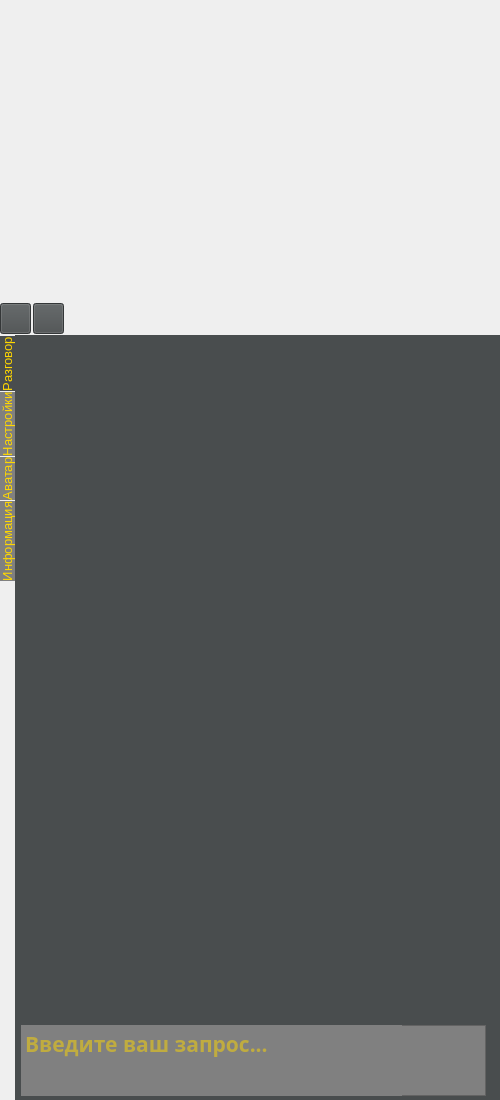
Above: src/ui/design.ui from Lilith0x/FQW before the change. Below: the same form after it.
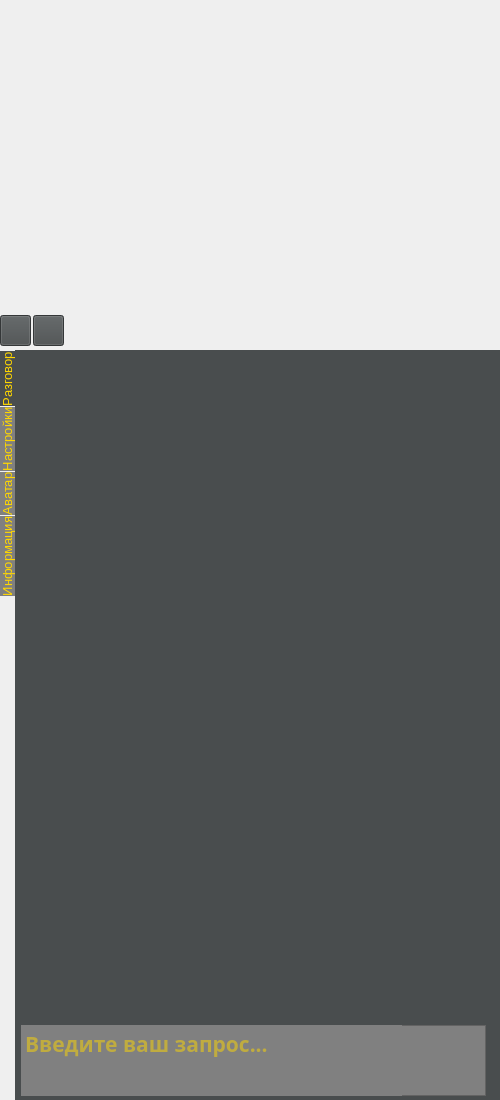
That is the form after the change. The open tabs and pages were chosen to show the change. Icons and pictures are not drawn.

Commit message: Конченный дизайнeeee2

Patch:
```diff
--- a/src/ui/design.ui
+++ b/src/ui/design.ui
@@ -101,9 +101,9 @@
     <property name="geometry">
      <rect>
       <x>0</x>
-      <y>335</y>
+      <y>350</y>
       <width>500</width>
-      <height>766</height>
+      <height>751</height>
      </rect>
     </property>
     <property name="font">
@@ -164,7 +164,7 @@
      <enum>QTabWidget::Rounded</enum>
     </property>
     <property name="currentIndex">
-     <number>0</number>
+     <number>2</number>
     </property>
     <property name="elideMode">
      <enum>Qt::ElideNone</enum>
@@ -205,7 +205,7 @@
         <x>6</x>
         <y>15</y>
         <width>455</width>
-        <height>661</height>
+        <height>651</height>
        </rect>
       </property>
       <property name="font">
@@ -229,7 +229,7 @@
       <property name="geometry">
        <rect>
         <x>6</x>
-        <y>690</y>
+        <y>675</y>
         <width>465</width>
         <height>71</height>
        </rect>
@@ -341,7 +341,7 @@
       <widget class="QPushButton" name="pushButton">
        <property name="geometry">
         <rect>
-         <x>420</x>
+         <x>380</x>
          <y>0</y>
          <width>43</width>
          <height>70</height>
@@ -395,7 +395,7 @@
        </property>
        <property name="geometry">
         <rect>
-         <x>380</x>
+         <x>425</x>
          <y>0</y>
          <width>41</width>
          <height>71</height>
@@ -476,9 +476,9 @@
      <widget class="QLabel" name="label_5">
       <property name="geometry">
        <rect>
-        <x>90</x>
+        <x>20</x>
         <y>30</y>
-        <width>301</width>
+        <width>441</width>
         <height>31</height>
        </rect>
       </property>
@@ -708,7 +708,7 @@
       <property name="iconSize">
        <size>
         <width>211</width>
-        <height>231</height>
+        <height>251</height>
        </size>
       </property>
       <property name="flat">
@@ -737,7 +737,7 @@
       <property name="iconSize">
        <size>
         <width>211</width>
-        <height>231</height>
+        <height>251</height>
        </size>
       </property>
       <property name="flat">
@@ -864,7 +864,7 @@
     <property name="geometry">
      <rect>
       <x>0</x>
-      <y>303</y>
+      <y>315</y>
       <width>31</width>
       <height>31</height>
      </rect>
@@ -900,7 +900,7 @@
     <property name="geometry">
      <rect>
       <x>33</x>
-      <y>303</y>
+      <y>315</y>
       <width>31</width>
       <height>31</height>
      </rect>
@@ -943,7 +943,7 @@
     <property name="geometry">
      <rect>
       <x>130</x>
-      <y>0</y>
+      <y>10</y>
       <width>241</width>
       <height>351</height>
      </rect>
```
The commit also changes 1 other file.
